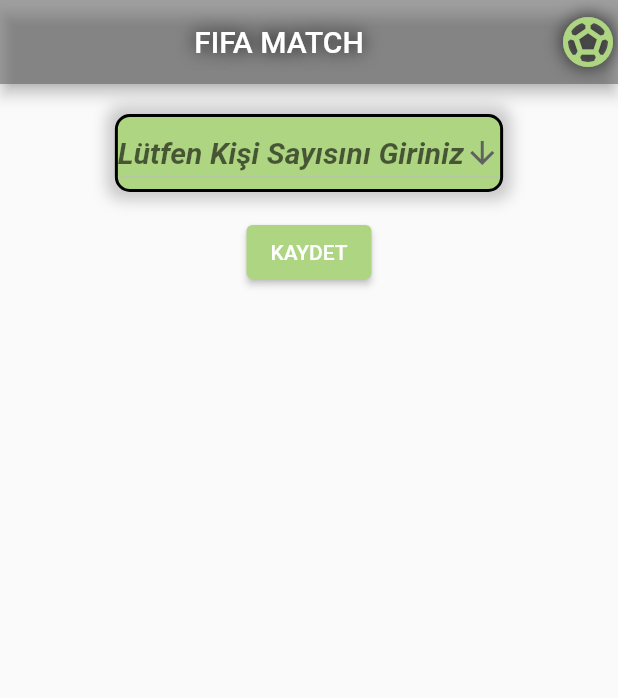
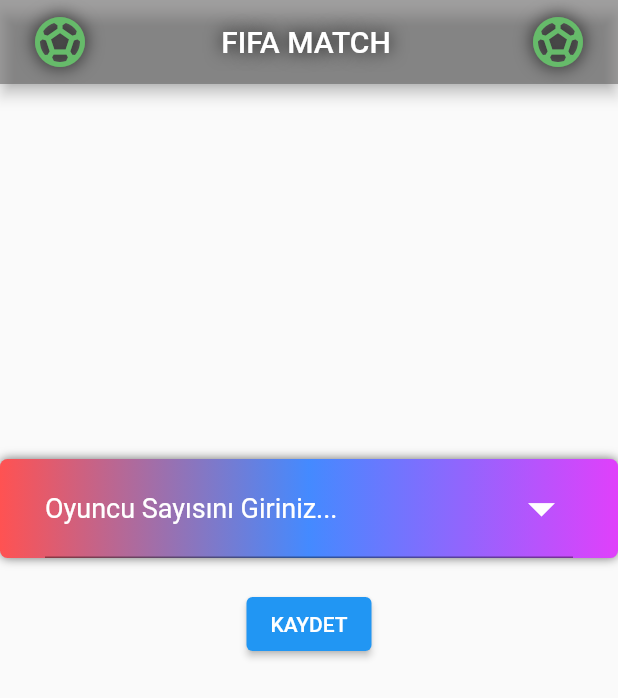
Before and after one commit to EnesDindar/Flutter-project1, a Flutter app: the screen it shows after launch, on a phone screen of 412 x 824 dp. Shown: the top 698 px of the screen. Run offline on Flutter 3.47's test engine with Material 2 defaults, Android fonts, the phone set to English and light mode, and no system bars; our stand-ins replace dio.

Commit message:
8. commit

```diff
--- a/uygulama/lib/main.dart
+++ b/uygulama/lib/main.dart
@@ -1,6 +1,6 @@
 import 'package:flutter/material.dart';
 import 'package:uygulama/view/homePage.dart';
-import 'package:uygulama/view/secondScreen.dart';
+import 'package:uygulama/view/secondPage.dart';
 
 void main() {
   runApp(const MyApp());
@@ -11,11 +11,6 @@
   @override
   Widget build(BuildContext context) {
     return MaterialApp(
-      initialRoute: '/',
-      routes: {
-        '/uygulama/lib/view/homePage.dart': (context) => homePage(),
-        '/uygulama/lib/view/secondScreen.dart': (context) => secondScreen(),
-      },
       title: '',
       debugShowCheckedModeBanner: false,
       theme: ThemeData.light(),
--- a/uygulama/lib/product/product/widget/callback_dropdown.dart
+++ /dev/null
@@ -1 +0,0 @@
-// TODO Implement this library.
--- a/uygulama/lib/product/widget/callback_dropdown.dart
+++ /dev/null
@@ -1,56 +0,0 @@
-import 'package:flutter/material.dart';
-import 'package:uygulama/product/widget/elevatedButton.dart';
-import '../../view/homePage.dart';
-
-class CallBackDropdown extends StatefulWidget {
-  const CallBackDropdown({Key? key, required this.onUserSelected}) : super(key: key);
-
-  final void Function(CallbackUser user) onUserSelected;
-  @override
-  State<CallBackDropdown> createState() => _CallBackDropdownState();
-}
-
-class _CallBackDropdownState extends State<CallBackDropdown> {
-  CallbackUser? user;
-
-  void updateUser(CallbackUser? item) {
-    setState(() {
-      user = item;
-    });
-    if (user != null) {
-      widget.onUserSelected.call(user!);
-    }
-  }
-
-  @override
-  Widget build(BuildContext context) {
-    return DropdownButton<CallbackUser>(
-        disabledHint: const Text('Bu alanı boş bırakmayınız'),
-        dropdownColor: themeColors1().color1,
-        alignment: Alignment.center,
-        autofocus: true,
-        icon: const Icon(Icons.arrow_downward_outlined),
-        style: const TextStyle(
-          fontWeight: FontWeight.bold,
-          fontStyle: FontStyle.italic,
-          fontSize: 20,
-        ),
-        hint: const Text("Lütfen Kişi Sayısını Giriniz"),
-        value: user,
-        items: CallbackUser.dummyUsers().map((e) {
-          return DropdownMenuItem(
-            alignment: Alignment.center,
-            child: Text(e.player,
-                style: TextStyle(
-                  backgroundColor: themeColors1().color1,
-                  color: themeColors1().color2,
-                  fontWeight: FontWeight.bold,
-                  fontStyle: FontStyle.italic,
-                  fontSize: 30,
-                )),
-            value: e,
-          );
-        }).toList(),
-        onChanged: updateUser);
-  }
-}
--- a/uygulama/lib/product/widget/elevatedButton.dart
+++ /dev/null
@@ -1,63 +0,0 @@
-import 'package:flutter/material.dart';
-import 'package:uygulama/product/widget/callback_dropdown.dart';
-import 'package:uygulama/view/homePage.dart';
-import '../product/widget/callback_dropdown.dart';
-
-import '../../view/secondScreen.dart';
-
-class elevatedButton1 extends StatefulWidget {
-  const elevatedButton1({super.key, this.onNumber});
-  final bool Function(int number)? onNumber;
-  @override
-  State<elevatedButton1> createState() => _elevatedButton1State();
-}
-
-class _elevatedButton1State extends State<elevatedButton1> {
-  @override
-  Widget build(BuildContext context) {
-    return ElevatedButton(
-      style: ElevatedButton.styleFrom(primary: themeColors1().color1),
-      onPressed: () {
-        setState(() {
-          Navigator.push(context, MaterialPageRoute(builder: (context) => CallBackDropdown(onUserSelected: (user) {})));
-          Navigator.pushNamed(context, '/uygulama/lib/view/secondScreen.dart');
-        });
-      },
-      child: const Text('KAYDET'),
-    );
-  }
-}
-
-class elevatedButton2 extends StatefulWidget {
-  const elevatedButton2({super.key});
-
-  @override
-  State<elevatedButton2> createState() => _elevatedButton2State();
-}
-
-class _elevatedButton2State extends State<elevatedButton2> {
-  @override
-  Widget build(BuildContext context) {
-    return ElevatedButton(
-      onPressed: () {},
-      child: const Text('GERİ DÖN'),
-    );
-  }
-}
-
-class elevatedButton3 extends StatefulWidget {
-  const elevatedButton3({super.key});
-
-  @override
-  State<elevatedButton3> createState() => _elevatedButton3State();
-}
-
-class _elevatedButton3State extends State<elevatedButton3> {
-  @override
-  Widget build(BuildContext context) {
-    return ElevatedButton(
-      onPressed: () {},
-      child: const Text('KAYDET'),
-    );
-  }
-}
--- a/uygulama/lib/view/homePage.dart
+++ b/uygulama/lib/view/homePage.dart
@@ -1,22 +1,29 @@
 import 'package:flutter/material.dart';
-import 'package:uygulama/product/widget/elevatedButton.dart';
-
-import '../product/widget/callback_dropdown.dart';
+import 'package:uygulama/view/secondPage.dart';
 
 class homePage extends StatefulWidget {
-  @override
-  State<homePage> createState() => _homePageState();
+  State createState() => homePageState();
 }
 
-class _homePageState extends State<homePage> {
+class homePageState extends State<homePage> {
+  String dropdownValue = 'Oyuncu Sayısını Giriniz...';
+  String uyari = 'Oyuncu Sayısını Giriniz...';
   @override
   Widget build(BuildContext context) {
     return Scaffold(
       appBar: AppBar(
         backgroundColor: const Color.fromARGB(137, 90, 89, 89),
+        leading: Padding(
+          padding: const EdgeInsets.only(left: 20.0),
+          child: Icon(Icons.sports_soccer_outlined,
+              color: Colors.green[400], shadows: const [Shadow(color: Colors.black, blurRadius: 15.0)], size: 40),
+        ),
         actions: [
-            Icon(Icons.sports_soccer_outlined,
-                color: themeColors1().color1, shadows: const [Shadow(color: Colors.black, blurRadius: 15.0)], size: 40),
+          Padding(
+            padding: const EdgeInsets.only(right: 20.0),
+            child: Icon(Icons.sports_soccer_outlined,
+                color: Colors.green[400], shadows: const [Shadow(color: Colors.black, blurRadius: 15.0)], size: 40),
+          ),
         ],
         title: const Center(
             child: Text('FIFA MATCH', style: TextStyle(shadows: [Shadow(color: Colors.black, blurRadius: 15.0)]))),
@@ -25,58 +32,85 @@
         child: Column(
           children: [
             Padding(
-                padding: const EdgeInsets.only(top: 20.0),
-                child: Container(
+              padding: EdgeInsets.only(top: 250),
+              child: DecoratedBox(
                 decoration: BoxDecoration(
-                      color: themeColors1().color1,
-                      border: Border.all(width: 2, color: themeColors1().color2),
-                      borderRadius: BorderRadius.circular(10),
-                      boxShadow: [
+                    gradient: LinearGradient(colors: [Colors.redAccent, Colors.blueAccent, Colors.purpleAccent]),
+                    borderRadius: BorderRadius.circular(5),
+                    boxShadow: <BoxShadow>[
                       BoxShadow(
-                          color: themeColors1().color2.withOpacity(0.2),
-                          spreadRadius: 5,
-                          blurRadius: 8,
+                          color: Color.fromRGBO(0, 0, 0, 0.57), //shadow for button
+                          blurRadius: 5) //blur radius of shadow
+                    ]),
+                child: Padding(
+                  padding: const EdgeInsets.only(left: 30, right: 30),
+                  child: DropdownButtonFormField<String>(
+                    dropdownColor: Colors.green,
+                    elevation: 0,
+                    isExpanded: true,
+                    icon: Icon(Icons.arrow_drop_down),
+                    iconSize: 42,
+                    iconEnabledColor: Colors.white,
+                    value: dropdownValue,
+                    items: <String>['Oyuncu Sayısını Giriniz...', '2 OYUNCU', '4 OYUNCU', '6 OYUNCU', '8 OYUNCU']
+                        .map<DropdownMenuItem<String>>((String value) {
+                      return DropdownMenuItem<String>(
+                        value: value,
+                        child: Text(
+                          value,
+                          style: TextStyle(fontSize: 18, color: Colors.white),
                         ),
-                      ]),
-                  child: CallBackDropdown(onUserSelected: (CallbackUser user) {}),
+                      );
+                    }).toList(),
+                    onChanged: (String? newValue) {
+                      setState(() {
+                        dropdownValue = newValue!;
+                      });
+                    },
                   ),
                 ),
-              Text(''),
-              elevatedButton1()
+              ),
+            ),
+            const SizedBox(
+              height: 20,
+            ),
+            ElevatedButton(
+                onPressed: () {
+                  if (dropdownValue != uyari) {
+                    Navigator.push(
+                      context,
+                      MaterialPageRoute(builder: (context) => secondPage(userSelected: dropdownValue)),
+                    );
+                  } else {
+                    showAlertDialog(context);
+                  }
+                },
+                child: Text('KAYDET'))
           ],
         ),
-        ));
+      ),
+    );
   }
 }
 
-class CallbackUser {
-  final String player;
-
-  CallbackUser(this.player);
-
-  // TODO: Dummy Remove it
-  static List<CallbackUser> dummyUsers() {
-    return [
-      CallbackUser('2 Oyuncu'),
-      CallbackUser('4 Oyuncu'),
-      CallbackUser('6 Oyuncu'),
-      CallbackUser('8 Oyuncu'),
-    ];
+showAlertDialog(BuildContext context) {
+  Widget okButton = TextButton(
+    child: const Text("TAMAM"),
+    onPressed: () {
+      Navigator.of(context).pop();
+    },
+  );
+  AlertDialog alert = AlertDialog(
+    title: Text("UYARI!"),
+    content: Text("Lütfen Oyuncu Sayısını Giriniz"),
+    actions: [
+      okButton,
+    ],
+  );
+  showDialog(
+    context: context,
+    builder: (BuildContext context) {
+      return alert;
+    },
+  );
 }
-
-  @override
-  bool operator ==(covariant CallbackUser other) {
-    if (identical(this, other)) return true;
-
-    return other.player == player;
-  }
-
-  @override
-  int get hashCode => player.hashCode;
-}
-
-class themeColors1 {
-  final color1 = Colors.lightGreen[300];
-  final color2 = Colors.black;
-  final color3 = Colors.white;
-}
```
Also changed, not shown: uygulama/lib/view/secondPage.dart (added, +367 -0 lines), uygulama/lib/view/secondScreen.dart (deleted, +0 -25 lines). Lines whose indentation alone changed are shown as unchanged.
